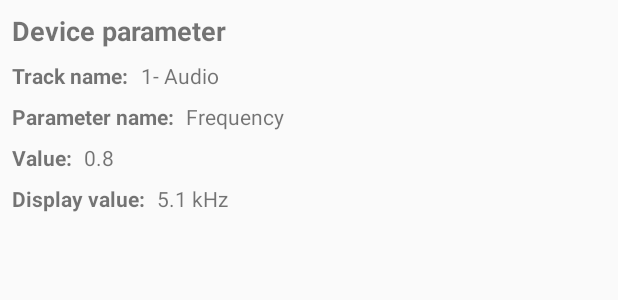
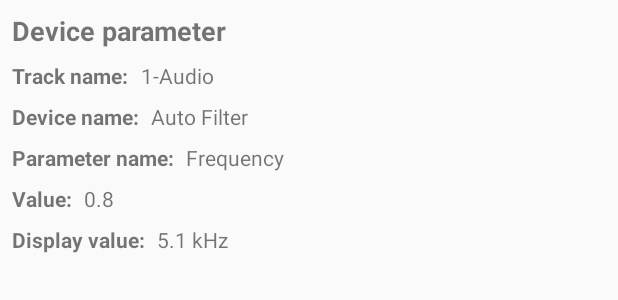
Before and after one commit to ArthurVimond/oscleton-android-sdk, an Android app: the layout activity_receiver.xml on its own in the app's theme, with its tools: preview values and no code run, on a phone screen of 412 x 824 dp. Shown: the top 300 px of the screen. Run offline under Robolectric (Android 15) with nearby library versions, the phone set to English and light mode, and no system bars.

Commit message:
feat(sample): add deviceName UI on ReceiverActivity

```diff
--- a/sample/src/main/java/fr/arthurvimond/oscletonsdk/sample/receiver/ReceiverViewModel.kt
+++ b/sample/src/main/java/fr/arthurvimond/oscletonsdk/sample/receiver/ReceiverViewModel.kt
@@ -24,6 +24,11 @@ class ReceiverViewModel : ViewModel() {
     val trackName: LiveData<String> = LiveDataReactiveStreams.fromPublisher<String>(
             reactiveReceiver.deviceParameter
                     .map { it.trackName }
+                    .toFlowable(BackpressureStrategy.LATEST))
+
+    val deviceName: LiveData<String> = LiveDataReactiveStreams.fromPublisher<String>(
+            reactiveReceiver.deviceParameter
+                    .map { it.deviceName }
                     .toFlowable(BackpressureStrategy.LATEST))
 
     val deviceParameterName: LiveData<String> = LiveDataReactiveStreams.fromPublisher<String>(
--- a/sample/src/main/res/layout/activity_receiver.xml
+++ b/sample/src/main/res/layout/activity_receiver.xml
@@ -54,7 +54,31 @@
                 android:textSize="@dimen/text_body1"
                 app:layout_constraintBaseline_toBaselineOf="@+id/trackNameTitleTextView"
                 app:layout_constraintStart_toEndOf="@+id/trackNameTitleTextView"
-                tools:text="1- Audio" />
+                tools:text="1-Audio" />
+
+            <TextView
+                android:id="@+id/deviceNameTitleTextView"
+                android:layout_width="0dp"
+                android:layout_height="wrap_content"
+                android:layout_marginStart="8dp"
+                android:layout_marginTop="8dp"
+                android:text="@string/deviceName_title"
+                android:textSize="@dimen/text_body1"
+                android:textStyle="bold"
+                app:layout_constraintStart_toStartOf="parent"
+                app:layout_constraintTop_toBottomOf="@+id/trackNameTitleTextView" />
+
+            <TextView
+                android:id="@+id/deviceNameValueTextView"
+                android:layout_width="0dp"
+                android:layout_height="wrap_content"
+                android:layout_marginStart="8dp"
+                android:layout_marginTop="8dp"
+                android:text="@{viewModel.deviceName}"
+                android:textSize="@dimen/text_body1"
+                app:layout_constraintBaseline_toBaselineOf="@+id/deviceNameTitleTextView"
+                app:layout_constraintStart_toEndOf="@+id/deviceNameTitleTextView"
+                tools:text="Auto Filter" />
 
             <TextView
                 android:id="@+id/deviceParameterNameTitleTextView"
@@ -66,7 +90,7 @@
                 android:textSize="@dimen/text_body1"
                 android:textStyle="bold"
                 app:layout_constraintStart_toStartOf="parent"
-                app:layout_constraintTop_toBottomOf="@+id/trackNameTitleTextView" />
+                app:layout_constraintTop_toBottomOf="@+id/deviceNameTitleTextView" />
 
             <TextView
                 android:id="@+id/deviceParameterNameValueTextView"
--- a/sample/src/main/res/values/strings.xml
+++ b/sample/src/main/res/values/strings.xml
@@ -15,6 +15,7 @@
     <!-- Receiver -->
     <string name="deviceParameter">Device parameter</string>
     <string name="trackName_title">Track name:</string>
+    <string name="deviceName_title">Device name:</string>
     <string name="parameterName_title">Parameter name:</string>
     <string name="value_title">Value:</string>
     <string name="display_value_title">Display value:</string>
```
